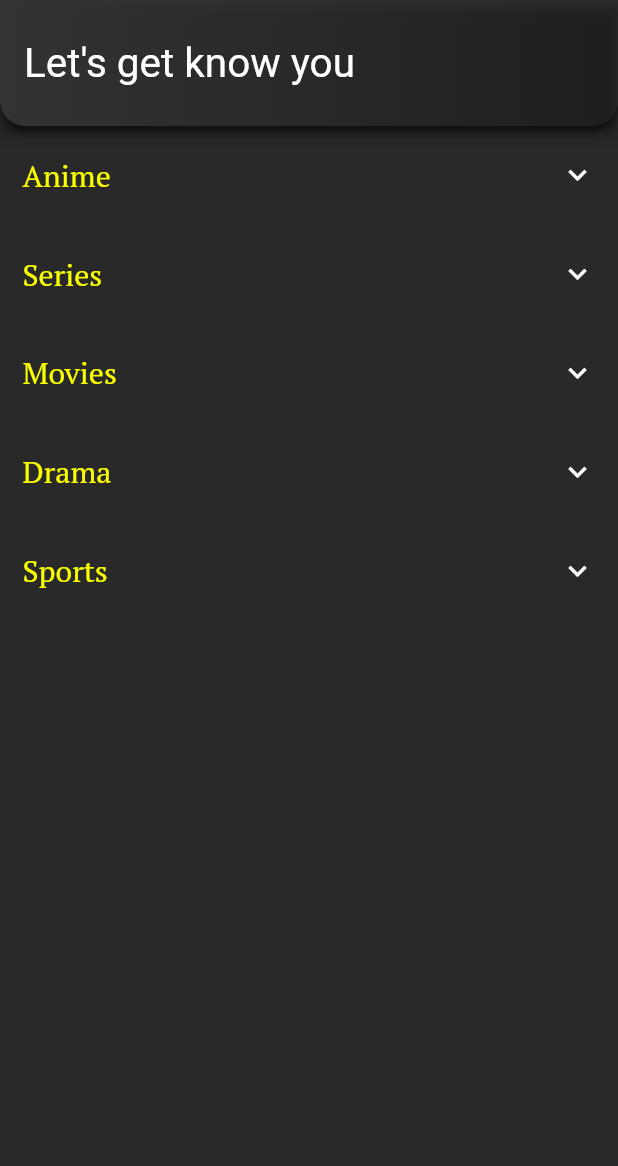
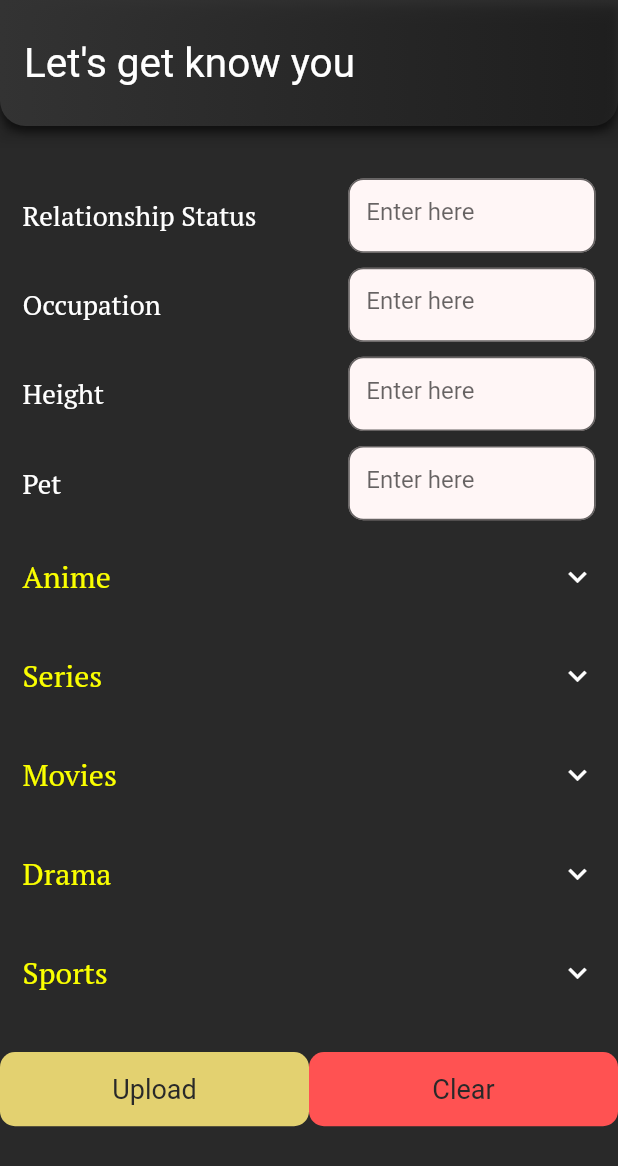
Before and after one commit to Angularsight/communtiy, a Flutter app: the InterestsUpload screen opened directly, on a phone screen of 412 x 824 dp. Shown: the top 1166 px of the screen. Run offline on Flutter 3.47's test engine with Material 2 defaults, Android fonts, the phone set to English and light mode, and no system bars; our stand-ins replace accordion, animated_text_kit, carousel_slider, cloud_firestore, dotted_line, firebase_auth and 14 more; missing offline and left inert: razorpay_flutter; accounts and stored records are empty.

Commit message:
Interest upload part complete(bad design).

```diff
--- a/lib/getx_ui/interest_upload.dart
+++ b/lib/getx_ui/interest_upload.dart
@@ -1,18 +1,15 @@
-
-
-
 import 'package:accordion/accordion.dart';
-import 'package:communtiy/controllers/firebase_controller.dart';
+import 'package:animations/animations.dart';
+import 'package:cloud_firestore/cloud_firestore.dart';
 import 'package:communtiy/controllers/onboarding_controller.dart';
-import 'package:communtiy/utils/icons.dart';
 import 'package:communtiy/utils/theme.dart';
-import 'package:expandable/expandable.dart';
 import 'package:flutter/material.dart';
-import 'package:flutter_typeahead/flutter_typeahead.dart';
 import 'package:get/get.dart';
 
 class InterestsUpload extends StatelessWidget {
-  InterestsUpload({Key? key,}) : super(key: key);
+  InterestsUpload({
+    Key? key,
+  }) : super(key: key);
 
   final OnBoardingController interestController = Get.find();
 
@@ -21,13 +18,41 @@ class InterestsUpload extends StatelessWidget {
   final TextEditingController movieEditingController = TextEditingController();
   final TextEditingController dramaEditingController = TextEditingController();
   final TextEditingController sportsEditingController = TextEditingController();
+  final TextEditingController relationshipController = TextEditingController();
+  final TextEditingController occupationController = TextEditingController();
+  final TextEditingController heightController = TextEditingController();
+  final TextEditingController petController = TextEditingController();
 
   final FocusNode animeNode = FocusNode();
   final FocusNode seriesNode = FocusNode();
   final FocusNode movieNode = FocusNode();
   final FocusNode dramaNode = FocusNode();
   final FocusNode sportsNode = FocusNode();
+  final FocusNode relationshipNode = FocusNode();
+  final FocusNode occupationNode = FocusNode();
+  final FocusNode heightNode = FocusNode();
+  final FocusNode petNode = FocusNode();
 
+  void _uploadDataToFirebase() {
+    var anime = interestController.animeList.value;
+    var movies = interestController.movies.value;
+    var series = interestController.series.value;
+    var drama = interestController.dramaList.value;
+    var sport = interestController.sports.value;
+
+    FirebaseFirestore.instance.collection('Interests').doc().set({
+      'userId':"#something",
+      'anime': anime,
+      'drama':drama,
+      'movies':movies,
+      'series':series,
+      'sport':sport,
+      'occupation':occupationController.text,
+      'currentRelationshipStatus':relationshipController.text,
+      'height':heightController.text,
+      'pet':petController.text
+    });
+  }
 
   @override
   Widget build(BuildContext context) {
@@ -39,11 +64,25 @@ class InterestsUpload extends StatelessWidget {
         child: SingleChildScrollView(
           child: Column(
             children: [
-              buildCustomInterestTile(w, h, context,"Anime",animeNode, animeEditingController, interestController.animeList,interestController.animeIsOpen),
-              buildCustomInterestTile(w, h, context,"Series",seriesNode, seriesEditingController, interestController.series,interestController.seriesIsOpen),
-              buildCustomInterestTile(w, h, context,"Movies",movieNode, movieEditingController, interestController.movies,interestController.moviesIsOpen),
-              buildCustomInterestTile(w, h, context,"Drama",dramaNode, dramaEditingController, interestController.dramaList,interestController.dramaIsOpen),
-              buildCustomInterestTile(w, h, context,"Sports",sportsNode, sportsEditingController, interestController.sports,interestController.sportsIsOpen),
+              const SizedBox(height: 30,),
+              buildInterestFields(context,h,w,"Relationship Status",relationshipNode, relationshipController),
+              buildInterestFields(context,h,w,"Occupation",occupationNode, occupationController),
+              buildInterestFields(context,h,w,"Height",heightNode, heightController),
+              buildInterestFields(context,h,w,"Pet",petNode, petController),
+              buildCustomInterestTile(w, h, context, "Anime", animeNode, animeEditingController, interestController.animeList, interestController.animeIsOpen),
+              buildCustomInterestTile(w, h, context, "Series", seriesNode, seriesEditingController, interestController.series, interestController.seriesIsOpen),
+              buildCustomInterestTile(w, h, context, "Movies", movieNode, movieEditingController, interestController.movies, interestController.moviesIsOpen),
+              buildCustomInterestTile(w, h, context, "Drama", dramaNode, dramaEditingController, interestController.dramaList, interestController.dramaIsOpen),
+              buildCustomInterestTile(w, h, context, "Sports", sportsNode, sportsEditingController, interestController.sports, interestController.sportsIsOpen),
+              Row(
+                mainAxisAlignment: MainAxisAlignment.spaceEvenly,
+                children: [
+                  submitInterestData(context,h,w),
+                  clearInterestData(context, h, w)
+                ],
+              )
+
+
               // Accordion(
               //   maxOpenSections: 1,
               //     disableScrolling: true,
@@ -54,35 +93,134 @@ class InterestsUpload extends StatelessWidget {
               //       buildAccordionSection(context, h, w, "Drama", dramaNode, dramaEditingController, interestController.dramaList),
               //       buildAccordionSection(context, h, w, "Sports", sportsNode, sportsEditingController, interestController.sports),
               // ]),
-
             ],
           ),
         ),
       ),
     );
   }
+  clearInterestData(BuildContext context,double h, double w) {
+    return Padding(
+      padding: const EdgeInsets.symmetric(vertical: 20.0),
+      child: Center(
+        child: InkWell(
+          onTap: (){
+            // print('${interestController.animeList} \n ${interestController.series} \n ${interestController.movies}\n ${interestController.dramaList}\n ${interestController.sports}');
+            relationshipController.clear();
+            heightController.clear();
+            petController.clear();
+            occupationController.clear();
+            interestController.animeList.clear();
+            interestController.series.clear();
+            interestController.movies.clear();
+            interestController.dramaList.clear();
+            interestController.sports.clear();
+          },
+          child: Container(
+            height: h*0.06,
+            width: w*0.5,
+            decoration: BoxDecoration(
+                color: Colors.redAccent,
+                borderRadius: BorderRadius.circular(10)
+            ),
+            child: Center(child:Text("Clear",style: Theme.of(context).textTheme.headline1!.copyWith(
+                color: Theme.of(context).scaffoldBackgroundColor,
+                fontSize: 18,
+                fontWeight: FontWeight.w400
+            ))),
+          ),
+        ),),
+    );
+  }
+  submitInterestData(BuildContext context,double h, double w) {
+    return Padding(
+      padding: const EdgeInsets.symmetric(vertical: 20.0),
+      child: Center(
+        child: InkWell(
+          onTap: (){
+            // print('${interestController.animeList} \n ${interestController.series} \n ${interestController.movies}\n ${interestController.dramaList}\n ${interestController.sports}');
+            _uploadDataToFirebase();
+          },
+          child: Container(
+            height: h*0.06,
+            width: w*0.5,
+            decoration: BoxDecoration(
+              color: Theme.of(context).canvasColor,
+              borderRadius: BorderRadius.circular(10)
+            ),
+            child: Center(child:Text("Upload",style: Theme.of(context).textTheme.headline1!.copyWith(
+              color: Theme.of(context).scaffoldBackgroundColor,
+              fontSize: 18,
+              fontWeight: FontWeight.w400
+            ))),
+      ),
+        ),),
+    );
+  }
 
-  GetX<OnBoardingController> buildCustomInterestTile(double w, double h, BuildContext context, String hint,FocusNode node, TextEditingController editingController, RxList<String> interestList, RxBool isOpen) {
-    return GetX<OnBoardingController>(
-              builder: (ctrl) {
+  Padding buildInterestFields(BuildContext context,double h,double w, String s, FocusNode node,TextEditingController editingController) {
+    return Padding(
+      padding: const EdgeInsets.symmetric(horizontal: 15.0, vertical: 5),
+      child: Row(
+        mainAxisAlignment: MainAxisAlignment.spaceBetween,
+        children: [
+          Text(s,style: Theme.of(context).textTheme.headline3!.copyWith(
+                    color: Colors.white,
+                    fontSize: 18,
+                  ),),
+          SizedBox(
+            height: h * 0.06,
+            width: w * 0.4,
+            child: TextFormField(
+              decoration: InputDecoration(
+                  fillColor: const Color(0xffFFF6F6),
+                  filled: true,
+                  hintText: "Enter here",
+                  border: OutlineInputBorder(
+                      borderRadius: BorderRadius.circular(10),
+                      borderSide:
+                      const BorderSide(style: BorderStyle.none))),
+              textCapitalization: TextCapitalization.sentences,
+              textInputAction: TextInputAction.next,
+              keyboardType: TextInputType.text,
+              controller: editingController,
+              focusNode: node,
+              onFieldSubmitted: (text) {
+                editingController.clear();
+              },
+            ),
+          ),
+        ],
+      ),
+    );
+  }
+
+
+  Widget buildCustomInterestTile(double w, double h, BuildContext context, String hint, FocusNode node, TextEditingController editingController,
+      RxList<String> interestList, RxBool isOpen) {
+    return GetX<OnBoardingController>(builder: (ctrl) {
       if (!isOpen.value) {
         return SizedBox(
           width: w,
-                  height: h*0.08,
+          height: h * 0.08,
           child: Padding(
-                    padding: const EdgeInsets.symmetric(horizontal: 15.0,vertical: 5),
+            padding: const EdgeInsets.symmetric(horizontal: 15.0, vertical: 5),
             child: InkWell(
-                      onTap: (){
+              onTap: () {
                 isOpen.value = !isOpen.value;
               },
               child: Row(
                 mainAxisAlignment: MainAxisAlignment.spaceBetween,
                 children: [
-                          Text(hint,style: Theme.of(context).textTheme.headline3!.copyWith(
+                  Text(hint,
+                      style: Theme.of(context).textTheme.headline3!.copyWith(
                             fontSize: 20,
                             color: Theme.of(context).primaryColor,
                           )),
-                          const Icon(Icons.keyboard_arrow_down,color: Colors.white,)
+                  const Icon(
+                    Icons.keyboard_arrow_down,
+                    color: Colors.white,
+                  )
                 ],
               ),
             ),
@@ -90,63 +228,71 @@ class InterestsUpload extends StatelessWidget {
         );
       } else {
         return Padding(
-                  padding: const EdgeInsets.only(left: 15.0,right: 15,top: 25),
+          padding: const EdgeInsets.only(left: 15.0, right: 15, top: 25),
           child: Container(
             width: w,
             decoration: BoxDecoration(
                 borderRadius: BorderRadius.circular(10),
-                      border: Border.all(color: Colors.grey.withOpacity(0.2))
-                    ),
+                border: Border.all(color: Colors.grey.withOpacity(0.2))),
             child: Column(
               children: [
                 Container(
-                          height: h*0.05,
+                  height: h * 0.05,
                   width: w,
                   decoration: BoxDecoration(
                       color: Theme.of(context).primaryColor,
                       borderRadius: const BorderRadius.only(
                           topLeft: Radius.circular(10),
-                              topRight: Radius.circular(10)
-                            )
-                          ),
+                          topRight: Radius.circular(10))),
                   child: Padding(
                     padding: const EdgeInsets.symmetric(horizontal: 15.0),
                     child: InkWell(
-                              onTap: (){
+                      onTap: () {
                         isOpen.value = !isOpen.value;
                       },
                       child: Row(
                         mainAxisAlignment: MainAxisAlignment.spaceBetween,
                         children: [
-                                  Text(hint,style: Theme.of(context).textTheme.headline3!.copyWith(
+                          Text(hint,
+                              style: Theme.of(context)
+                                  .textTheme
+                                  .headline3!
+                                  .copyWith(
                                     fontSize: 20,
                                     color: Colors.black,
                                   )),
-                                  const Icon(Icons.keyboard_arrow_down,color: Colors.black,)
+                          const Icon(
+                            Icons.keyboard_arrow_down,
+                            color: Colors.black,
+                          )
                         ],
                       ),
                     ),
                   ),
                 ),
-                        SizedBox(height: h*0.01,),
+                SizedBox(
+                  height: h * 0.01,
+                ),
                 Column(
                   children: [
                     Container(
-                              height:h*0.06,
-                              width: w*0.8,
-                              constraints: const BoxConstraints(
-                                  maxHeight: double.infinity
-                              ),
+                      height: h * 0.06,
+                      width: w * 0.8,
+                      constraints:
+                          const BoxConstraints(maxHeight: double.infinity),
                       child: TextFormField(
                         decoration: InputDecoration(
                             fillColor: const Color(0xffFFF6F6),
                             filled: true,
                             hintText: "Add tag",
-                                    suffixIcon: const Icon(Icons.add_circle,size: 30,),
+                            suffixIcon: const Icon(
+                              Icons.add_circle,
+                              size: 30,
+                            ),
                             border: OutlineInputBorder(
                                 borderRadius: BorderRadius.circular(10),
-                                        borderSide: const BorderSide(
-                                            style: BorderStyle.none))),
+                                borderSide:
+                                    const BorderSide(style: BorderStyle.none))),
                         textCapitalization: TextCapitalization.sentences,
                         textInputAction: TextInputAction.next,
                         keyboardType: TextInputType.visiblePassword,
@@ -158,22 +304,26 @@ class InterestsUpload extends StatelessWidget {
                         },
                       ),
                     ),
-
-                            SizedBox(height: h*0.01,),
+                    SizedBox(
+                      height: h * 0.01,
+                    ),
                     Wrap(
-                                children: interestList.map((element) => Padding(
+                      children: interestList
+                          .map((element) => Padding(
                                 padding: const EdgeInsets.all(2.0),
                                 child: Chip(
                                   label: Text(element),
-                                    deleteIcon: const Icon(Icons.clear_rounded,size: 15,),
-                                    onDeleted: (){
+                                  deleteIcon: const Icon(
+                                    Icons.clear_rounded,
+                                    size: 15,
+                                  ),
+                                  onDeleted: () {
                                     interestList.remove(element);
                                   },
                                 ),
+                              ))
+                          .toList(),
                     )
-                                ).toList(),)
-
-
                   ],
                 ),
               ],
@@ -181,49 +331,59 @@ class InterestsUpload extends StatelessWidget {
           ),
         );
       }
-              }
-            );
+    });
+
+
+
   }
 
-  AccordionSection buildAccordionSection(BuildContext context, double h, double w,String hint,FocusNode node,TextEditingController controller,RxList interestList) {
+  AccordionSection buildAccordionSection(
+      BuildContext context,
+      double h,
+      double w,
+      String hint,
+      FocusNode node,
+      TextEditingController controller,
+      RxList interestList) {
     return AccordionSection(
         contentBackgroundColor: Theme.of(context).scaffoldBackgroundColor,
         headerBackgroundColor: Theme.of(context).scaffoldBackgroundColor,
         contentBorderColor: Colors.transparent,
         headerBackgroundColorOpened: Theme.of(context).primaryColor,
-                  header: Text(hint,style: Theme.of(context).textTheme.headline3!.copyWith(
+        header: Text(
+          hint,
+          style: Theme.of(context).textTheme.headline3!.copyWith(
                 fontSize: 20,
                 color: Theme.of(context).primaryColor,
-                  ),),
-
+              ),
+        ),
         content: GestureDetector(
-                    onTap: (){
+          onTap: () {
             node.unfocus();
           },
           child: Container(
             height: h * 0.2,
             width: w,
-                      decoration: BoxDecoration(
-                          borderRadius: BorderRadius.circular(10)
-                      ),
+            decoration: BoxDecoration(borderRadius: BorderRadius.circular(10)),
             child: Column(
               children: [
                 Container(
-                            height:h*0.06,
+                  height: h * 0.06,
                   width: w,
-                            constraints: const BoxConstraints(
-                                maxHeight: double.infinity
-                            ),
+                  constraints: const BoxConstraints(maxHeight: double.infinity),
                   child: TextFormField(
                     decoration: InputDecoration(
                         fillColor: const Color(0xffFFF6F6),
                         filled: true,
                         hintText: "Add tag",
-                                  suffixIcon: const Icon(Icons.add_circle,size: 30,),
+                        suffixIcon: const Icon(
+                          Icons.add_circle,
+                          size: 30,
+                        ),
                         border: OutlineInputBorder(
                             borderRadius: BorderRadius.circular(10),
-                                      borderSide: const BorderSide(
-                                          style: BorderStyle.none))),
+                            borderSide:
+                                const BorderSide(style: BorderStyle.none))),
                     textCapitalization: TextCapitalization.sentences,
                     textInputAction: TextInputAction.next,
                     keyboardType: TextInputType.visiblePassword,
@@ -235,37 +395,40 @@ class InterestsUpload extends StatelessWidget {
                     },
                   ),
                 ),
-
-
                 Obx(() {
                   return Column(
                     mainAxisSize: MainAxisSize.min,
                     children: [
                       Wrap(
-                                  children: interestList.map((element) => Padding(
+                        children: interestList
+                            .map((element) => Padding(
                                   padding: const EdgeInsets.all(2.0),
                                   child: Chip(
                                     label: Text(element),
-                                      deleteIcon: const Icon(Icons.clear_rounded,size: 15,),
-                                      onDeleted: (){
+                                    deleteIcon: const Icon(
+                                      Icons.clear_rounded,
+                                      size: 15,
+                                    ),
+                                    onDeleted: () {
                                       interestList.remove(element);
                                     },
                                   ),
-                                  )
-                                  ).toList(),),
+                                ))
+                            .toList(),
+                      ),
                     ],
                   );
                 })
-
               ],
             ),
           ),
         ));
   }
+
   AppBar buildAppBar(BuildContext context) {
     return AppBar(
       automaticallyImplyLeading: false,
-        toolbarHeight: kToolbarHeight*1.5,
+      toolbarHeight: kToolbarHeight * 1.5,
       backgroundColor: Colors.transparent,
       flexibleSpace: Container(
         decoration: BoxDecoration(
@@ -281,12 +444,14 @@ class InterestsUpload extends StatelessWidget {
                   spreadRadius: 0)
             ]),
       ),
-        title: const Text("Let's get know you",style: TextStyle(
-          fontSize: 27,
-          color: Colors.white,
-          fontWeight: FontWeight.normal
-        ),),
+      title: const Text(
+        "Let's get know you",
+        style: TextStyle(
+            fontSize: 27, color: Colors.white, fontWeight: FontWeight.normal),
+      ),
       // centerTitle: true,
     );
   }
+
+
 }
--- a/pubspec.yaml
+++ b/pubspec.yaml
@@ -63,6 +63,7 @@ dependencies:
   dotted_line: ^3.1.0
   accordion: ^2.2.3
   expandable: ^5.0.1
+  animations: ^2.0.2
 
   #Inner shadow plugin
   flutter_inset_box_shadow: ^1.0.7
```
Also changed, not shown: pubspec.lock. Lines whose indentation alone changed are shown as unchanged.
